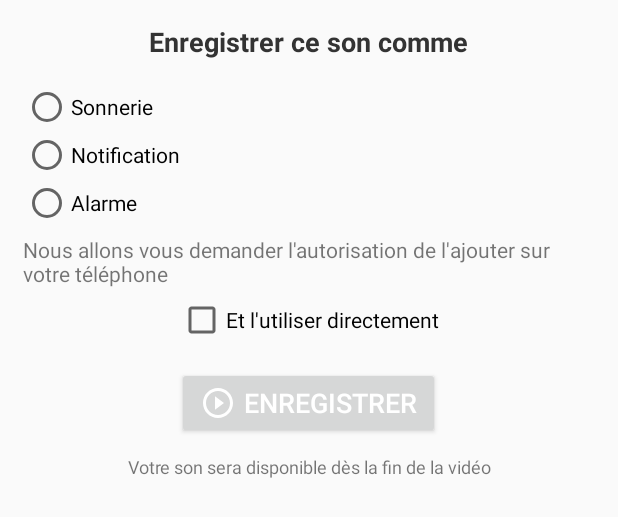
After one commit to davidlepilote/boitea, an Android app: the layout dialog_ringtone.xml on its own in the app's theme, with its tools: preview values and no code run, on a phone screen of 412 x 824 dp. The commit adds this screen. Shown: the top 517 px of the screen. Run offline under Robolectric (Android 15) with nearby library versions, the phone set to English and light mode, and no system bars.

Commit message:
ringtone saving done

```diff
--- /dev/null
+++ b/app/src/main/res/drawable/ic_play.xml
@@ -0,0 +1,9 @@
+<vector xmlns:android="http://schemas.android.com/apk/res/android"
+        android:width="24dp"
+        android:height="24dp"
+        android:viewportWidth="24.0"
+        android:viewportHeight="24.0">
+    <path
+        android:fillColor="#FFFFFFFF"
+        android:pathData="M10,16.5l6,-4.5 -6,-4.5v9zM12,2C6.48,2 2,6.48 2,12s4.48,10 10,10 10,-4.48 10,-10S17.52,2 12,2zM12,20c-4.41,0 -8,-3.59 -8,-8s3.59,-8 8,-8 8,3.59 8,8 -3.59,8 -8,8z"/>
+</vector>
--- /dev/null
+++ b/app/src/main/res/layout/dialog_ringtone.xml
@@ -0,0 +1,99 @@
+<?xml version="1.0" encoding="utf-8"?>
+<LinearLayout
+    xmlns:android="http://schemas.android.com/apk/res/android"
+    xmlns:app="http://schemas.android.com/apk/res-auto"
+    android:layout_width="match_parent"
+    android:layout_height="match_parent"
+    android:gravity="center_horizontal"
+    android:orientation="vertical"
+    android:padding="15dp"
+    >
+
+    <TextView
+        android:layout_width="wrap_content"
+        android:layout_height="wrap_content"
+        android:layout_marginBottom="15dp"
+        android:text="@string/save_sound"
+        android:textColor="@color/black"
+        android:textSize="18dp"
+        android:textStyle="bold"
+        />
+
+    <RadioGroup
+        android:layout_width="wrap_content"
+        android:layout_height="wrap_content"
+        android:layout_gravity="left"
+        >
+
+        <android.support.v7.widget.AppCompatRadioButton
+            android:id="@+id/ringtone"
+            android:layout_width="wrap_content"
+            android:layout_height="wrap_content"
+            android:text="@string/ringtone"
+            android:theme="@style/checkBoxStyle"
+            />
+
+        <android.support.v7.widget.AppCompatRadioButton
+            android:id="@+id/notification"
+            android:layout_width="wrap_content"
+            android:layout_height="wrap_content"
+            android:text="@string/notification"
+            android:theme="@style/checkBoxStyle"
+            />
+
+        <android.support.v7.widget.AppCompatRadioButton
+            android:id="@+id/alarm"
+            android:layout_width="wrap_content"
+            android:layout_height="wrap_content"
+            android:text="@string/alarm"
+            android:theme="@style/checkBoxStyle"
+            />
+
+
+    </RadioGroup>
+
+    <TextView
+        android:id="@+id/authorization"
+        android:layout_width="wrap_content"
+        android:layout_height="wrap_content"
+        android:layout_marginTop="5dp"
+        android:text="@string/ringtone_explain"
+        />
+
+    <android.support.v7.widget.AppCompatCheckBox
+        android:id="@+id/default_button"
+        android:layout_width="wrap_content"
+        android:layout_height="wrap_content"
+        android:layout_marginBottom="15dp"
+        android:layout_marginTop="5dp"
+        android:text="@string/default_explain"
+        android:theme="@style/checkBoxStyle"
+        />
+
+    <Button
+        android:id="@+id/get_ringtone"
+        android:layout_width="wrap_content"
+        android:layout_height="wrap_content"
+        android:layout_marginBottom="10dp"
+        android:drawableLeft="@drawable/ic_play"
+        android:drawablePadding="5dp"
+        android:gravity="center"
+        android:paddingBottom="10dp"
+        android:paddingLeft="15dp"
+        android:paddingRight="15dp"
+        android:paddingTop="10dp"
+        android:text="@string/save"
+        android:textColor="@color/white"
+        android:textSize="18dp"
+        />
+
+    <TextView
+        android:id="@+id/explain"
+        android:layout_width="wrap_content"
+        android:layout_height="wrap_content"
+        android:gravity="center"
+        android:text="@string/ad_explain"
+        android:textSize="12dp"
+        />
+
+</LinearLayout>
--- a/app/src/main/res/layout/sounds_fragment.xml
+++ b/app/src/main/res/layout/sounds_fragment.xml
@@ -15,7 +15,7 @@
         <android.support.v7.widget.RecyclerView
             android:id="@+id/sounds"
             android:layout_width="match_parent"
-            android:layout_height="match_parent"
+            android:layout_height="wrap_content"
             android:overScrollMode="never"
             android:scrollbarStyle="outsideOverlay"
             />
--- a/app/src/main/res/values/colors.xml
+++ b/app/src/main/res/values/colors.xml
@@ -1,9 +1,9 @@
 <?xml version="1.0" encoding="utf-8"?>
 <resources>
-    <color name="colorAccent">#FF4081</color>
+    <color name="colorAccent">#00E676</color>
     <color name="sound">#FCAD26</color>
-    <color name="mere">#9E54BD</color>
-    <color name="frere">#4593E3</color>
     <color name="sound_text_color">#FFFFFF</color>
+    <color name="white">#FFFFFF</color>
     <color name="footer_background">#AAAAAA</color>
+    <color name="black">#333333</color>
 </resources>
--- a/app/src/main/res/values/strings.xml
+++ b/app/src/main/res/values/strings.xml
@@ -11,4 +11,18 @@
     <string name="mail_subject">Suggestion de boîte</string>
     <string name="share">Partager</string>
     <string name="share_text">Regarde cette app : %1$s ! Ce sont toutes ses meilleures punchlines regroupées au même endroit. C\'est excellent ! Tu peux la télécharger ici : http://play.google.com/store/apps/details?id=%2$s</string>
+    <string name="authorize_settings">Vous devez autoriser l\'application à changer les paramètres pour mettre un son par défaut</string>
+    <string name="authorize_write">Vous devez autoriser l\'application à changer les paramètres pour mettre un son par défaut</string>
+    <string name="authorize_write_settings">Vous devez autoriser l\'application à changer les paramètres pour mettre un son par défaut</string>
+    <string name="error_ad">Aucune pub n\'a été chargée. Avez-vous oublié de mettre Internet ?</string>
+    <string name="sound_added">Son bien ajouté "</string>
+    <string name="default_explain">Et l\'utiliser directement</string>
+    <string name="ringtone_explain">Nous allons vous demander l\'autorisation de l\'ajouter sur votre téléphone</string>
+    <string name="alarm">Alarme</string>
+    <string name="notification">Notification</string>
+    <string name="ringtone">Sonnerie</string>
+    <string name="save_sound">Enregistrer ce son comme</string>
+    <string name="save">Enregistrer</string>
+    <string name="ad_explain">Votre son sera disponible dès la fin de la vidéo</string>
+    <string name="save_explain">Vous pouvez sauvegarder un son en faisant un appui long dessus</string>
 </resources>
--- a/app/src/main/res/values/styles.xml
+++ b/app/src/main/res/values/styles.xml
@@ -14,4 +14,8 @@
         <item name="android:textColorSecondary">#FFFFFF</item>
     </style>
 
+    <style name="checkBoxStyle" parent="AppTheme">
+        <item name="colorAccent">@color/colorPrimary</item>
+    </style>
+
 </resources>
--- a/build.gradle
+++ b/build.gradle
@@ -5,7 +5,7 @@ buildscript {
         jcenter()
     }
     dependencies {
-        classpath 'com.android.tools.build:gradle:2.3.0'
+        classpath 'com.android.tools.build:gradle:2.3.1'
         classpath 'com.google.gms:google-services:3.0.0'
         classpath "io.realm:realm-gradle-plugin:3.0.0"
 
```
Also changed, not shown: app/build.gradle (+7 -0 lines), app/src/main/java/com/monirapps/boitea/MainActivity.java (+25 -67 lines), app/src/main/java/com/monirapps/boitea/adapter/SoundsAdapter.java (+6 -1 lines), app/src/main/java/com/monirapps/boitea/fragment/DialogRingtoneFragment.java (added, +314 -0 lines).
